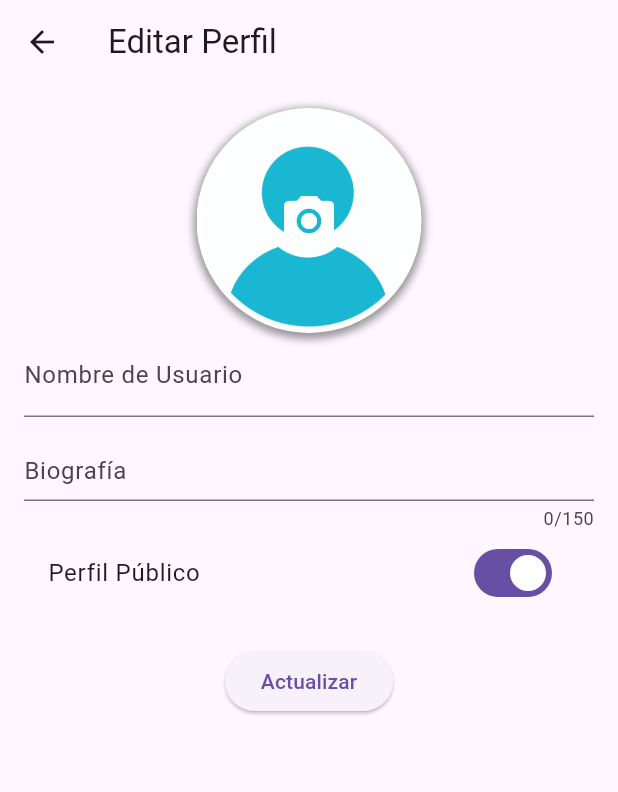
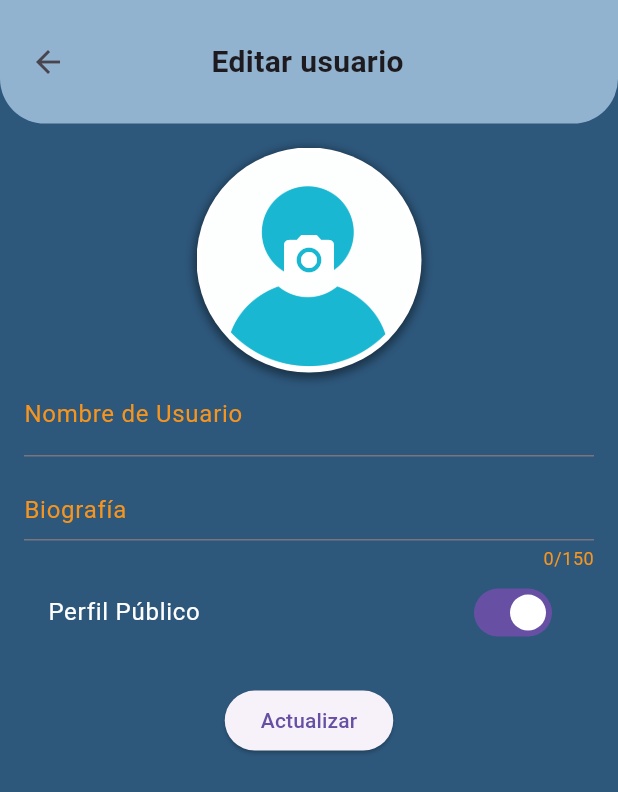
Before and after one commit to AlvaroPaniego/Proyecto_StarPath, a Flutter app: the EditProfilePage screen opened directly with empty values, on a phone screen of 412 x 824 dp. Shown: the top 792 px of the screen. Run offline on Flutter 3.47's test engine with Material 3 defaults, Android fonts, the phone set to English and light mode, and no system bars; our stand-ins replace carousel_slider, email_validator, file_picker, flutter_keyboard_visibility, image_cropper, image_picker and 3 more; missing offline and left inert: gotrue; accounts and stored records are empty.

Commit message:
arreglado una cosa en el cropper y añadida la funcion de quitar el taclado cunado se pulse fuera del teclado y quitado el autoplay del carrousel

```diff
--- a/StarPath/lib/windows/ChatPage.dart
+++ b/StarPath/lib/windows/ChatPage.dart
@@ -114,6 +114,8 @@ class _ChatPageState extends State<ChatPage> {
                       Expanded(
                         flex: 5,
                         child: TextField(
+                          onTapOutside: (event) =>
+                              FocusManager.instance.primaryFocus?.unfocus(),
                           autocorrect: true,
                           controller: _messageController,
                           decoration: InputDecoration(
--- a/StarPath/lib/windows/chat_list.dart
+++ b/StarPath/lib/windows/chat_list.dart
@@ -34,7 +34,7 @@ class _ChatListPageState extends State<ChatListPage> {
             UpperAppBar(content: [BackArrow(route: MaterialPageRoute(builder: (context) => const MainPage(),))]),
             //Habra que cambiar el ListView por un ListView.builder para que las publicaciones se añadan dinamicamente
             Expanded(
-                flex: 7,
+                flex: 9,
                 child: Padding(
                     padding: const EdgeInsets.all(8.0),
                     child: FutureBuilder(
--- a/StarPath/lib/windows/comment_page.dart
+++ b/StarPath/lib/windows/comment_page.dart
@@ -184,6 +184,8 @@ class _CommentPageState extends State<CommentPage> {
               children: [
                 Expanded(
                   child: TextField(
+                    onTapOutside: (event) =>
+                        FocusManager.instance.primaryFocus?.unfocus(),
                     controller: _commentController,
                     decoration: const InputDecoration(
                       hintText: 'Escribe un comentario...',
--- a/StarPath/lib/windows/content_upload.dart
+++ b/StarPath/lib/windows/content_upload.dart
@@ -74,6 +74,8 @@ class _ContentUploadPageState extends State<ContentUploadPage> {
             child: Padding(
               padding: const EdgeInsets.all(8.0),
               child: TextField(
+                onTapOutside: (event) =>
+                    FocusManager.instance.primaryFocus?.unfocus(),
                 controller: _textController,
                 decoration:
                     const InputDecoration(hintText: "Introduce la descripción"),
--- a/StarPath/lib/windows/create_event.dart
+++ b/StarPath/lib/windows/create_event.dart
@@ -79,6 +79,8 @@ class _CreateEventPageState extends State<CreateEventPage> {
             child: Padding(
               padding: const EdgeInsets.all(8.0),
               child: TextField(
+                onTapOutside: (event) =>
+                    FocusManager.instance.primaryFocus?.unfocus(),
                 controller: _titleController,
                 decoration:
                 const InputDecoration(hintText: "Introduce el título"),
@@ -90,6 +92,8 @@ class _CreateEventPageState extends State<CreateEventPage> {
             child: Padding(
               padding: const EdgeInsets.all(8.0),
               child: TextField(
+                onTapOutside: (event) =>
+                    FocusManager.instance.primaryFocus?.unfocus(),
                 controller: _descriptionController,
                 decoration:
                 const InputDecoration(hintText: "Introduce la descripción"),
@@ -102,6 +106,8 @@ class _CreateEventPageState extends State<CreateEventPage> {
             child: Padding(
               padding: const EdgeInsets.all(8.0),
               child: TextField(
+                onTapOutside: (event) =>
+                    FocusManager.instance.primaryFocus?.unfocus(),
                 controller: _dateController,
                 decoration:
                 const InputDecoration(
--- a/StarPath/lib/windows/create_profile.dart
+++ b/StarPath/lib/windows/create_profile.dart
@@ -234,6 +234,8 @@ class _NewProfilePageState extends State<NewProfilePage> {
                   padding: const EdgeInsets.symmetric(
                       vertical: 10.0, horizontal: 12.0),
                   child: TextField(
+                    onTapOutside: (event) =>
+                        FocusManager.instance.primaryFocus?.unfocus(),
                     controller: _textController,
                     maxLines: 5,
                     maxLength: 150,
--- a/StarPath/lib/windows/edit_profile_page.dart
+++ b/StarPath/lib/windows/edit_profile_page.dart
@@ -1,5 +1,7 @@
 import 'dart:io';
+import 'package:flutter/cupertino.dart';
 import 'package:flutter/material.dart';
+import 'package:flutter/widgets.dart';
 import 'package:image_picker/image_picker.dart';
 import 'package:image_cropper/image_cropper.dart';
 import 'package:provider/provider.dart';
@@ -7,6 +9,9 @@ import 'package:starpath/misc/constants.dart';
 import 'package:starpath/model/user.dart';
 import 'package:starpath/model/user_data.dart';
 import 'package:starpath/model/profile_picture_manager.dart';
+import 'package:starpath/widgets/back_arrow.dart';
+import 'package:starpath/widgets/upper_app_bar.dart';
+import 'package:starpath/windows/main_page.dart';
 import 'package:starpath/windows/user_profile_page.dart';
 
 class EditProfilePage extends StatefulWidget {
@@ -69,7 +74,7 @@ class _EditProfilePageState extends State<EditProfilePage> {
 
     if (!usernameAvailable) {
       ScaffoldMessenger.of(context).showSnackBar(
-        SnackBar(
+        const SnackBar(
           content: Text('El nombre de usuario ya está en uso.'),
           backgroundColor: Colors.red,
         ),
@@ -142,14 +147,27 @@ class _EditProfilePageState extends State<EditProfilePage> {
   @override
   Widget build(BuildContext context) {
     return Scaffold(
-      appBar: AppBar(
-        title: Text('Editar Perfil'),
+      backgroundColor: BACKGROUND,
+      body: Column(
+        children: [
+          SizedBox(
+            height: MediaQuery.of(context).viewPadding.top,
           ),
-      body: FutureBuilder(
+          UpperAppBar(content: [
+            BackArrow(route: MaterialPageRoute(builder: (context) => const MainPage(),)),
+            const Text('Editar usuario', style: TextStyle(
+              fontSize: 20,
+              fontWeight: FontWeight.bold
+            ),),
+            SizedBox(width: 50,)
+          ]),
+          Expanded(
+            flex: 9,
+            child: FutureBuilder(
               future: _profilePictureFuture,
               builder: (context, snapshot) {
                 if (snapshot.connectionState == ConnectionState.waiting) {
-            return Center(child: CircularProgressIndicator());
+                  return const Center(child: CircularProgressIndicator());
                 }
                 return SingleChildScrollView(
                   child: Padding(
@@ -166,7 +184,7 @@ class _EditProfilePageState extends State<EditProfilePage> {
                               image: DecorationImage(
                                 image: _profilePictureUrl != null
                                     ? NetworkImage(_profilePictureUrl!)
-                              : AssetImage(
+                                    : const AssetImage(
                                             'assets/images/placeholder-avatar.jpg')
                                         as ImageProvider,
                                 fit: BoxFit.cover,
@@ -176,11 +194,11 @@ class _EditProfilePageState extends State<EditProfilePage> {
                                   color: Colors.black.withOpacity(0.4),
                                   spreadRadius: 2,
                                   blurRadius: 4,
-                            offset: Offset(0, 2),
+                                  offset: const Offset(0, 2),
                                 ),
                               ],
                             ),
-                      child: Center(
+                            child: const Center(
                               child: Icon(
                                 Icons.camera_alt,
                                 color: Colors.white,
@@ -190,21 +208,32 @@ class _EditProfilePageState extends State<EditProfilePage> {
                           ),
                         ),
                         TextField(
+                          onTapOutside: (event) =>
+                              FocusManager.instance.primaryFocus?.unfocus(),
                           controller: _usernameController,
-                    decoration: InputDecoration(labelText: 'Nombre de Usuario'),
+                          style: const TextStyle(color: Colors.white),
+                          decoration: const InputDecoration(
+                            labelStyle: TextStyle(color: FOCUS_ORANGE),
+                            labelText: 'Nombre de Usuario',
+                          ),
                         ),
                         TextField(
                           controller: _bioController,
+                          style: const TextStyle(color: Colors.white),
+                          onTapOutside: (event) =>
+                              FocusManager.instance.primaryFocus?.unfocus(),
                           decoration: InputDecoration(
                             labelText: 'Biografía',
                             alignLabelWithHint: true,
+                            labelStyle: const TextStyle(color: FOCUS_ORANGE),
                             counterText: '${_bioController.text.length}/150',
+                            counterStyle: const TextStyle(color: FOCUS_ORANGE),
                           ),
                           maxLines: null,
                           maxLength: 150,
                         ),
                         SwitchListTile(
-                    title: Text('Perfil Público'),
+                          title: const Text('Perfil Público', style: TextStyle(color: Colors.white)),
                           value: _isPublic,
                           onChanged: (value) {
                             setState(() {
@@ -212,10 +241,10 @@ class _EditProfilePageState extends State<EditProfilePage> {
                             });
                           },
                         ),
-                  SizedBox(height: 20),
+                        const SizedBox(height: 20),
                         ElevatedButton(
                           onPressed: _saveProfile,
-                    child: Text('Actualizar'),
+                          child: const Text('Actualizar'),
                         ),
                       ],
                     ),
@@ -223,6 +252,9 @@ class _EditProfilePageState extends State<EditProfilePage> {
                 );
               },
             ),
+          ),
+        ],
+      ),
     );
   }
 }
--- a/StarPath/lib/windows/explore_page.dart
+++ b/StarPath/lib/windows/explore_page.dart
@@ -42,7 +42,6 @@ class _ExplorePageState extends State<ExplorePage> {
                         return CarouselSlider(
                             items: userInfo(snapshot.data!),
                             options: CarouselOptions(
-                                autoPlay: true,
                                 animateToClosest: true,
                                 disableCenter: true,
                             )
--- a/StarPath/lib/windows/main_page.dart
+++ b/StarPath/lib/windows/main_page.dart
@@ -11,6 +11,7 @@ import 'package:starpath/widgets/camera_button.dart';
 import 'package:starpath/widgets/post.dart';
 import 'package:starpath/widgets/search_bar.dart';
 import 'package:starpath/widgets/upper_app_bar.dart';
+import 'package:starpath/windows/chat_list.dart';
 import 'package:starpath/windows/event_main_page.dart';
 import 'package:starpath/windows/explore_page.dart';
 import 'package:starpath/windows/options.dart';
@@ -140,7 +141,9 @@ class _MainPageState extends State<MainPage> {
                         child: const Icon(Icons.calendar_month),
                       ),
                       GestureDetector(
-                        onTap: () {},
+                        onTap: () {
+                          Navigator.push(context, MaterialPageRoute(builder: (context) => const ChatListPage(),));
+                        },
                         child: const Icon(Icons.chat),
                       ),
                     ],
--- a/StarPath/lib/windows/reset_password.dart
+++ b/StarPath/lib/windows/reset_password.dart
@@ -30,6 +30,8 @@ class _ResetPasswordState extends State<ResetPassword> {
             mainAxisAlignment: MainAxisAlignment.center,
             children: [
               TextFormField(
+                onTapOutside: (event) =>
+                    FocusManager.instance.primaryFocus?.unfocus(),
                 controller: resetTokenC,
                 decoration: const InputDecoration(
                   border: OutlineInputBorder(
@@ -45,6 +47,8 @@ class _ResetPasswordState extends State<ResetPassword> {
               ),
               const SizedBox(width: 16, height: 16),
               TextFormField(
+                onTapOutside: (event) =>
+                    FocusManager.instance.primaryFocus?.unfocus(),
                 controller: emailC,
                 decoration: const InputDecoration(
                   border: OutlineInputBorder(
@@ -58,6 +62,8 @@ class _ResetPasswordState extends State<ResetPassword> {
               ),
               const SizedBox(width: 16, height: 16),
               TextFormField(
+                onTapOutside: (event) =>
+                    FocusManager.instance.primaryFocus?.unfocus(),
                 controller: passwordC,
                 obscureText: _passwordVisible,
                 decoration: InputDecoration(
--- a/StarPath/lib/windows/wiki_page.dart
+++ b/StarPath/lib/windows/wiki_page.dart
@@ -60,6 +60,8 @@ class _AstronomyWikiPageState extends State<WikiPage> {
         child: Column(
           children: [
             TextField(
+              onTapOutside: (event) =>
+                  FocusManager.instance.primaryFocus?.unfocus(),
               onChanged: (value) {
                 setState(() {
                   searchText = value;
```
Also changed, not shown: StarPath/lib/model/profile_picture_manager.dart (+5 -7 lines), StarPath/lib/windows/edit_event.dart (+6 -2 lines), StarPath/lib/windows/register.dart (+8 -0 lines). Lines whose indentation alone changed are shown as unchanged.
